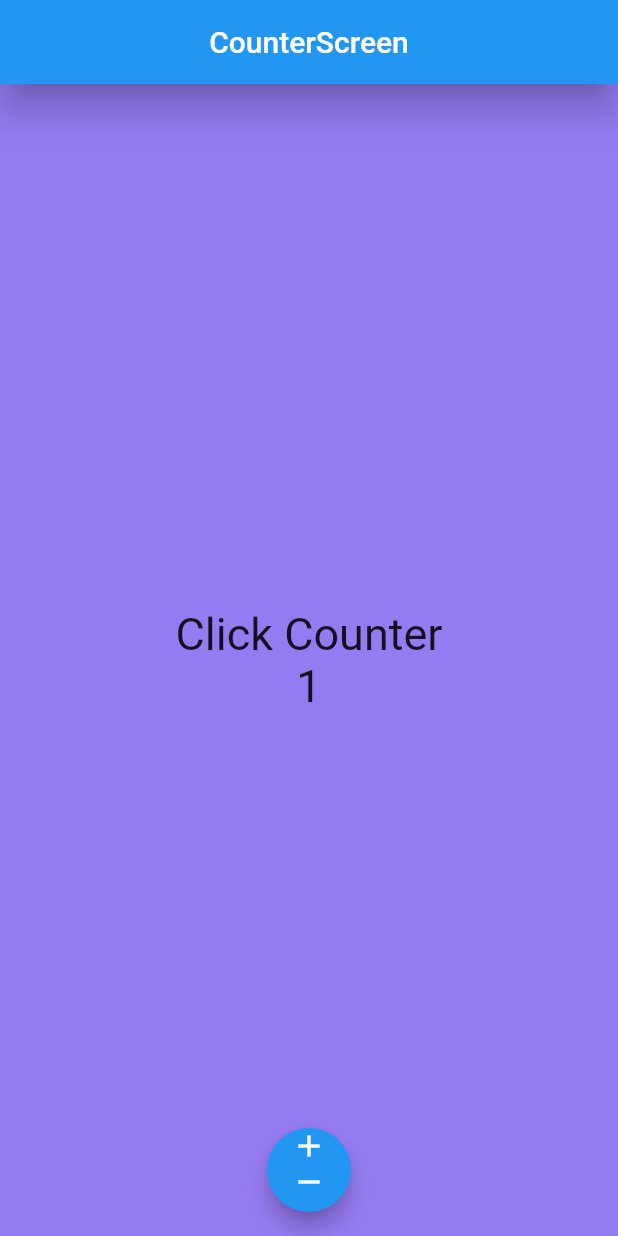
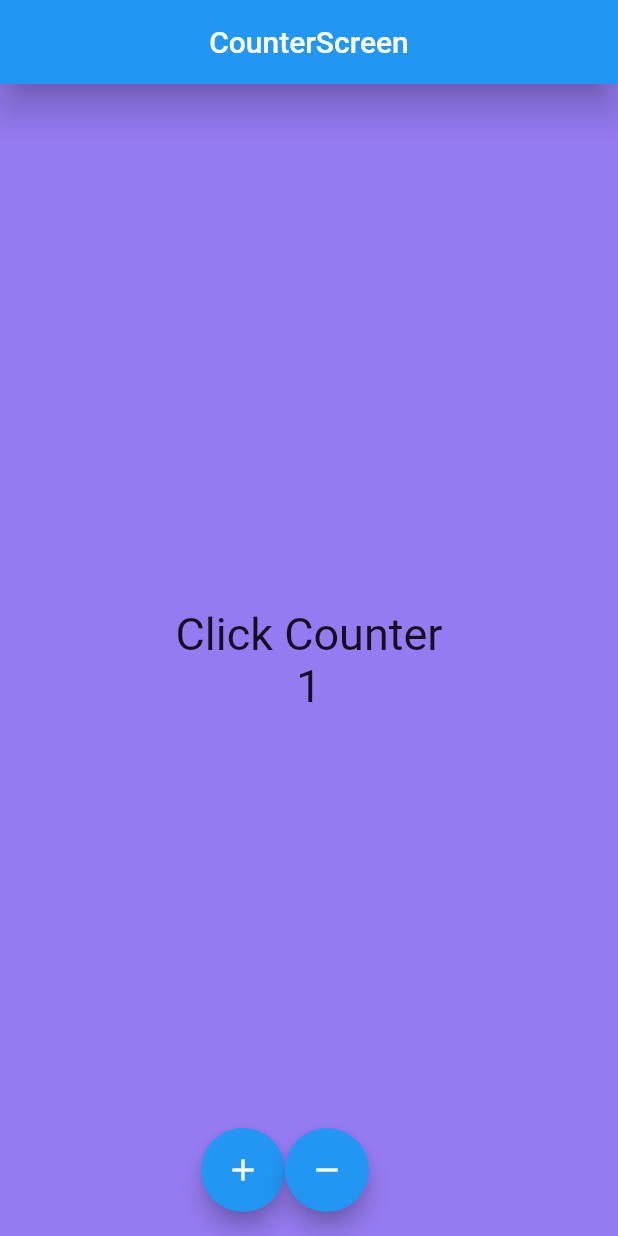
Before and after one commit to jmorsan/appcontador, a Flutter app: the screen it shows after launch, after a tap on the "add" icon, on a phone screen of 412 x 824 dp. Run offline on Flutter 3.47's test engine with Material 2 defaults, Android fonts, the phone set to English and light mode, and no system bars.

Commit message:
Doble Boton Incrementar/Decrementar

```diff
--- a/lib/screens/counter_screen.dart
+++ b/lib/screens/counter_screen.dart
@@ -36,22 +36,27 @@ int cont=0;
           ),
           ),
 
-          floatingActionButtonLocation: FloatingActionButtonLocation.centerFloat,
-          floatingActionButton: FloatingActionButton(
-            child:Column(
-              children: const <Widget> [
-                Icon(Icons.add),
-                Icon(Icons.remove),
+          //floatingActionButtonLocation: FloatingActionButtonLocation.centerFloat,
+          floatingActionButton: Row(
+            mainAxisAlignment: MainAxisAlignment.center,
+            crossAxisAlignment: CrossAxisAlignment.center,
+              children:  [
+                FloatingActionButton(child: const Icon(Icons.add),
+                onPressed: (){
+                  setState(() {
+                    cont++;
+                  });
+                }),
+
+                FloatingActionButton(child: const Icon(Icons.remove),
+                onPressed: (){
+                  setState(() {
+                    cont--;
+                    });
+                }),
+
 
             ],
-            ),
-              onPressed: () {
-              setState(() {
-                cont++;
-              });
-
-            },
-
             ),
     );
   }
```
